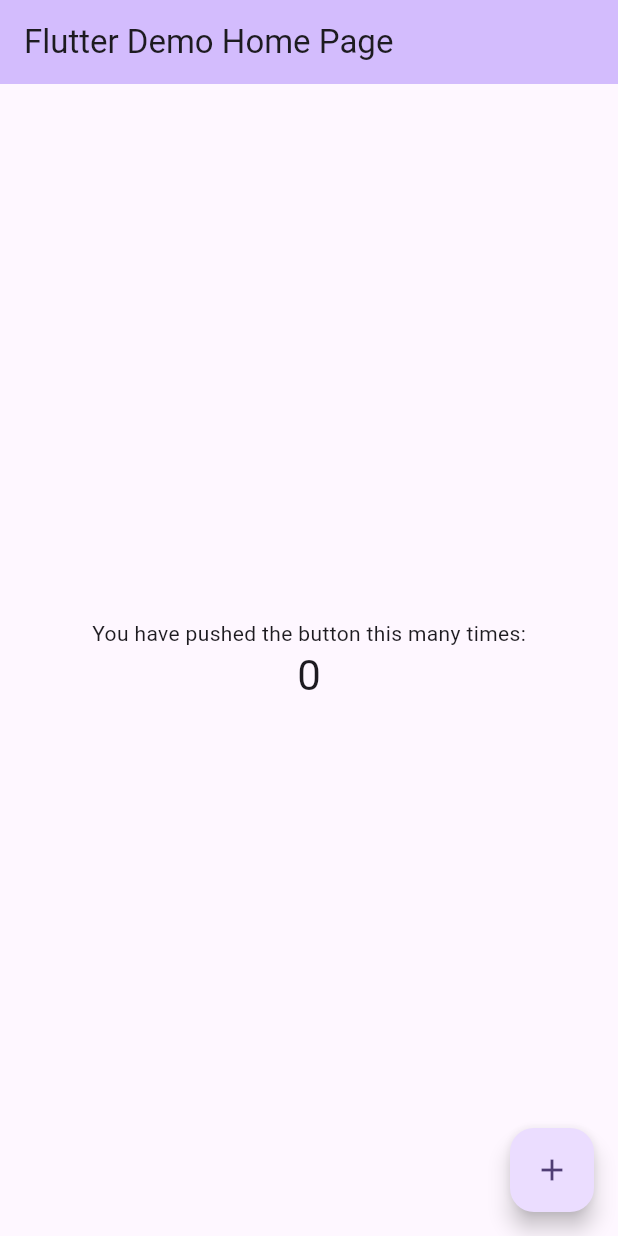
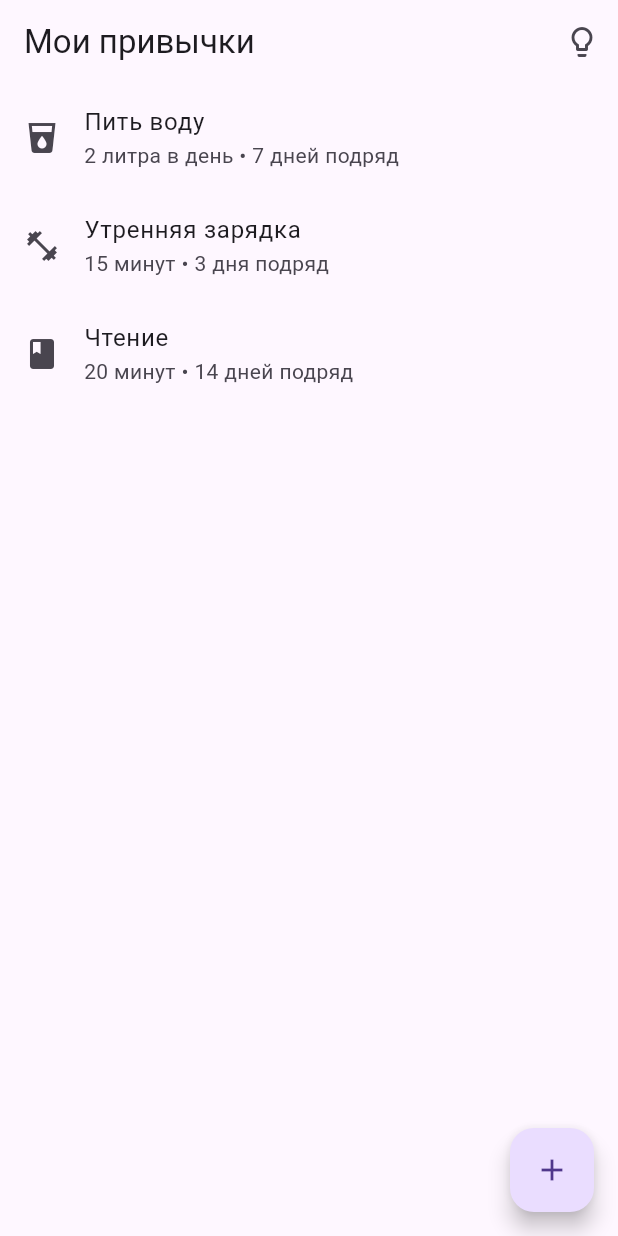
Before and after one commit to B-4-L/flutter-labs, a Flutter app: the screen it shows after launch, on a phone screen of 412 x 824 dp. Run offline on Flutter 3.47's test engine with Material 3 defaults, Android fonts, the phone set to English and light mode, and no system bars.

Commit message:
Лабораторная работа 4: Верстка экранов

```diff
--- a/lib/main.dart
+++ b/lib/main.dart
@@ -1,4 +1,5 @@
 import 'package:flutter/material.dart';
+import 'screens/home_screen.dart';
 
 void main() {
   runApp(const MyApp());
@@ -7,119 +8,14 @@ void main() {
 class MyApp extends StatelessWidget {
   const MyApp({super.key});
 
-  // This widget is the root of your application.
   @override
   Widget build(BuildContext context) {
     return MaterialApp(
-      title: 'Flutter Demo',
+      title: 'Habit Tracker',
       theme: ThemeData(
-        // This is the theme of your application.
-        //
-        // TRY THIS: Try running your application with "flutter run". You'll see
-        // the application has a purple toolbar. Then, without quitting the app,
-        // try changing the seedColor in the colorScheme below to Colors.green
-        // and then invoke "hot reload" (save your changes or press the "hot
-        // reload" button in a Flutter-supported IDE, or press "r" if you used
-        // the command line to start the app).
-        //
-        // Notice that the counter didn't reset back to zero; the application
-        // state is not lost during the reload. To reset the state, use hot
-        // restart instead.
-        //
-        // This works for code too, not just values: Most code changes can be
-        // tested with just a hot reload.
-        colorScheme: ColorScheme.fromSeed(seedColor: Colors.deepPurple),
-        useMaterial3: true,
+        primarySwatch: Colors.blue,
       ),
-      home: const MyHomePage(title: 'Flutter Demo Home Page'),
+      home: const HomeScreen(),
     );
   }
 }
-
-class MyHomePage extends StatefulWidget {
-  const MyHomePage({super.key, required this.title});
-
-  // This widget is the home page of your application. It is stateful, meaning
-  // that it has a State object (defined below) that contains fields that affect
-  // how it looks.
-
-  // This class is the configuration for the state. It holds the values (in this
-  // case the title) provided by the parent (in this case the App widget) and
-  // used by the build method of the State. Fields in a Widget subclass are
-  // always marked "final".
-
-  final String title;
-
-  @override
-  State<MyHomePage> createState() => _MyHomePageState();
-}
-
-class _MyHomePageState extends State<MyHomePage> {
-  int _counter = 0;
-
-  void _incrementCounter() {
-    setState(() {
-      // This call to setState tells the Flutter framework that something has
-      // changed in this State, which causes it to rerun the build method below
-      // so that the display can reflect the updated values. If we changed
-      // _counter without calling setState(), then the build method would not be
-      // called again, and so nothing would appear to happen.
-      _counter++;
-    });
-  }
-
-  @override
-  Widget build(BuildContext context) {
-    // This method is rerun every time setState is called, for instance as done
-    // by the _incrementCounter method above.
-    //
-    // The Flutter framework has been optimized to make rerunning build methods
-    // fast, so that you can just rebuild anything that needs updating rather
-    // than having to individually change instances of widgets.
-    return Scaffold(
-      appBar: AppBar(
-        // TRY THIS: Try changing the color here to a specific color (to
-        // Colors.amber, perhaps?) and trigger a hot reload to see the AppBar
-        // change color while the other colors stay the same.
-        backgroundColor: Theme.of(context).colorScheme.inversePrimary,
-        // Here we take the value from the MyHomePage object that was created by
-        // the App.build method, and use it to set our appbar title.
-        title: Text(widget.title),
-      ),
-      body: Center(
-        // Center is a layout widget. It takes a single child and positions it
-        // in the middle of the parent.
-        child: Column(
-          // Column is also a layout widget. It takes a list of children and
-          // arranges them vertically. By default, it sizes itself to fit its
-          // children horizontally, and tries to be as tall as its parent.
-          //
-          // Column has various properties to control how it sizes itself and
-          // how it positions its children. Here we use mainAxisAlignment to
-          // center the children vertically; the main axis here is the vertical
-          // axis because Columns are vertical (the cross axis would be
-          // horizontal).
-          //
-          // TRY THIS: Invoke "debug painting" (choose the "Toggle Debug Paint"
-          // action in the IDE, or press "p" in the console), to see the
-          // wireframe for each widget.
-          mainAxisAlignment: MainAxisAlignment.center,
-          children: <Widget>[
-            const Text(
-              'You have pushed the button this many times:',
-            ),
-            Text(
-              '$_counter',
-              style: Theme.of(context).textTheme.headlineMedium,
-            ),
-          ],
-        ),
-      ),
-      floatingActionButton: FloatingActionButton(
-        onPressed: _incrementCounter,
-        tooltip: 'Increment',
-        child: const Icon(Icons.add),
-      ), // This trailing comma makes auto-formatting nicer for build methods.
-    );
-  }
-}
--- /dev/null
+++ b/lib/screens/home_screen.dart
@@ -0,0 +1,49 @@
+import 'package:flutter/material.dart';
+import 'quotes_screen.dart';
+
+class HomeScreen extends StatelessWidget {
+  const HomeScreen({super.key});
+
+  @override
+  Widget build(BuildContext context) {
+    return Scaffold(
+      appBar: AppBar(
+        title: const Text('Мои привычки'),
+        actions: [
+          IconButton(
+            icon: const Icon(Icons.lightbulb_outline),
+            onPressed: () {
+              Navigator.push(
+                context,
+                MaterialPageRoute(builder: (context) => const QuotesScreen()),
+              );
+            },
+          ),
+        ],
+      ),
+      body: ListView(
+        children: const [
+          ListTile(
+            leading: Icon(Icons.local_drink),
+            title: Text('Пить воду'),
+            subtitle: Text('2 литра в день • 7 дней подряд'),
+          ),
+          ListTile(
+            leading: Icon(Icons.fitness_center),
+            title: Text('Утренняя зарядка'),
+            subtitle: Text('15 минут • 3 дня подряд'),
+          ),
+          ListTile(
+            leading: Icon(Icons.book),
+            title: Text('Чтение'),
+            subtitle: Text('20 минут • 14 дней подряд'),
+          ),
+        ],
+      ),
+      floatingActionButton: FloatingActionButton(
+        onPressed: () {},
+        child: const Icon(Icons.add),
+      ),
+    );
+  }
+}
```
Also changed, not shown: lib/screens/quotes_screen.dart (added, +30 -0 lines).
